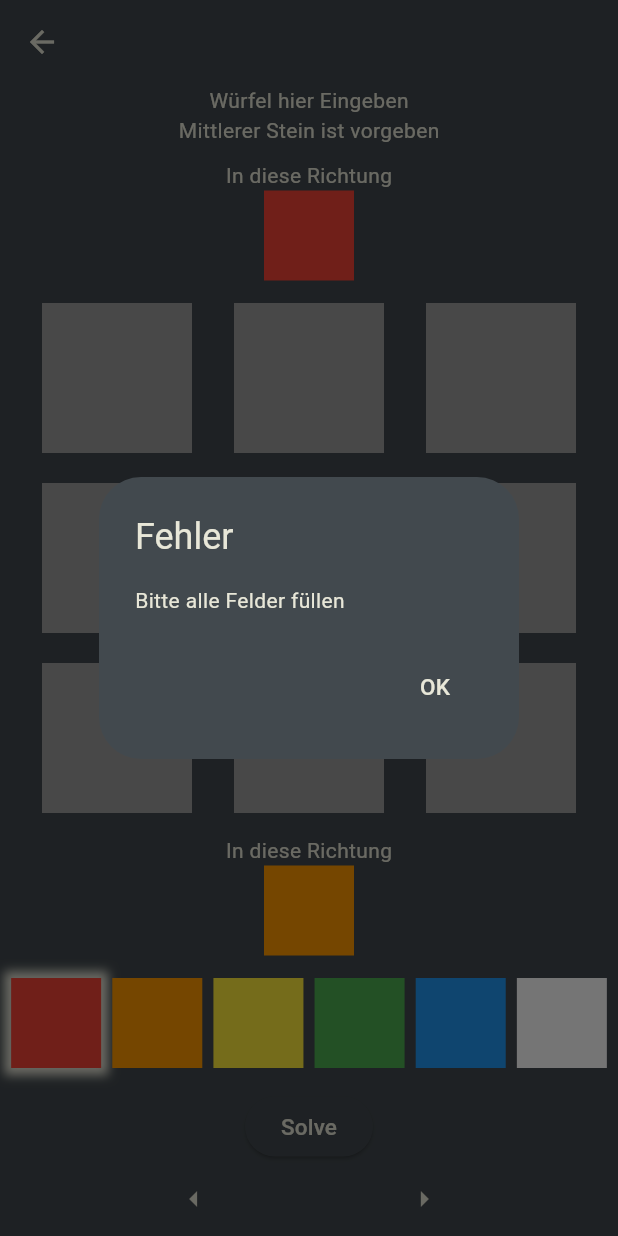
After one commit to DieInhaltsangabe/AppProgrammingFlatter, a Flutter app: the InputSection screen opened directly, after a tap on "Solve", on a phone screen of 412 x 824 dp. The commit adds this screen. Run offline on Flutter 3.47's test engine with Material 3 defaults, Android fonts, the phone set to English and light mode, and no system bars; our stand-ins replace flutter_colorpicker, shared_preferences; missing offline and left inert: dart:ffi; accounts and stored records are empty; generated files the repository leaves out were written again.

Commit message:
added inputscreen

```diff
--- /dev/null
+++ b/cuberino/lib/pages/input_section.dart
@@ -0,0 +1,402 @@
+import 'dart:ffi';
+
+import 'package:cuberino/app_settings.dart';
+import 'package:flutter/material.dart';
+
+class InputSection extends StatefulWidget {
+  const InputSection({super.key});
+
+  @override
+  InputSectionState createState() => InputSectionState();
+}
+
+class InputSectionState extends State<InputSection> {
+  int currentGridIndex = 0;
+  int currentColor = 0;
+  var colors = [
+    Colors.red,
+    Colors.orange,
+    Colors.yellow,
+    Colors.green,
+    Colors.blue,
+    Colors.white
+  ];
+  var grids = [
+    [
+      [Colors.grey, Colors.grey, Colors.grey],
+      [Colors.grey, Colors.white, Colors.grey],
+      [Colors.grey, Colors.grey, Colors.grey],
+      [Colors.red, Colors.orange]
+    ],
+    [
+      [Colors.grey, Colors.grey, Colors.grey],
+      [Colors.grey, Colors.green, Colors.grey],
+      [Colors.grey, Colors.grey, Colors.grey],
+      [Colors.red, Colors.orange]
+    ],
+    [
+      [Colors.grey, Colors.grey, Colors.grey],
+      [Colors.grey, Colors.yellow, Colors.grey],
+      [Colors.grey, Colors.grey, Colors.grey],
+      [Colors.red, Colors.orange]
+    ],
+    [
+      [Colors.grey, Colors.grey, Colors.grey],
+      [Colors.grey, Colors.blue, Colors.grey],
+      [Colors.grey, Colors.grey, Colors.grey],
+      [Colors.red, Colors.orange]
+    ],
+    [
+      [Colors.grey, Colors.grey, Colors.grey],
+      [Colors.grey, Colors.red, Colors.grey],
+      [Colors.grey, Colors.grey, Colors.grey],
+      [Colors.blue, Colors.green]
+    ],
+    [
+      [Colors.grey, Colors.grey, Colors.grey],
+      [Colors.grey, Colors.orange, Colors.grey],
+      [Colors.grey, Colors.grey, Colors.grey],
+      [Colors.blue, Colors.green]
+    ],
+  ];
+
+  void switchGrid(int newIndex) {
+    setState(() {
+      currentGridIndex = newIndex;
+    });
+  }
+
+  void submitCube() {
+    var numberOfColors = {for (var color in colors) color: 0};
+    for (var grid in grids) {
+      for (var row in grid.getRange(0, 3)) {
+        for (var field in row) {
+          if (field != Colors.grey) {
+            var value = numberOfColors[field]! + 1;
+            numberOfColors[field] = value;
+          } else {
+            showDialog(
+              context: context,
+              builder: (BuildContext context) {
+                return AlertDialog(
+                  title: Text('Fehler'),
+                  content: Text('Bitte alle Felder füllen'),
+                  actions: <Widget>[
+                    TextButton(
+                      child: Text(
+                        'OK',
+                        style: TextStyle(
+                            fontSize: AppSettings().fontSize,
+                            color: Theme.of(context).colorScheme.onSurface),
+                      ),
+                      onPressed: () {
+                        Navigator.of(context).pop();
+                      },
+                    ),
+                  ],
+                );
+              },
+            );
+            return;
+          }
+        }
+      }
+    }
+    for (var key in numberOfColors.keys) {
+      print(numberOfColors[key]);
+      if (numberOfColors[key] != 9) {
+        showDialog(
+          context: context,
+          builder: (BuildContext context) {
+            return AlertDialog(
+              title: Text('Fehler'),
+              content: Text('Felder sind falsch gefüllt'),
+              actions: <Widget>[
+                TextButton(
+                  child: Text(
+                    'OK',
+                    style: TextStyle(
+                        fontSize: AppSettings().fontSize,
+                        color: Theme.of(context).colorScheme.onSurface),
+                  ),
+                  onPressed: () {
+                    Navigator.of(context).pop();
+                  },
+                ),
+              ],
+            );
+          },
+        );
+        return;
+      }
+    }
+    Navigator.pop(context, buildCubeString());
+  }
+
+  String buildCubeString() {
+    var stringArray = [];
+    var counter = 0;
+    var sortedGrid = [
+      grids[4],
+      grids[1],
+      grids[0],
+      grids[5],
+      grids[3],
+      grids[2]
+    ];
+    for (var grid in sortedGrid) {
+      var cleanGrid = grid.getRange(0, 3).toList();
+      for (var i = 0; i < cleanGrid.length; i++) {
+        var row = cleanGrid[i];
+        for (var k = 0; k < row.length; i++) {
+          var field = row[k];
+          String value = "";
+          switch (field) {
+            case Colors.red:
+              value = "U";
+              break;
+            case Colors.green:
+              value = "R";
+              break;
+            case Colors.white:
+              value = "F";
+              break;
+            case Colors.orange:
+              value = "D";
+              break;
+            case Colors.blue:
+              value = "L";
+              break;
+            case Colors.yellow:
+              value = "B";
+              break;
+          }
+          stringArray.add(value);
+        }
+      }
+    }
+    return stringArray.join();
+  }
+
+  @override
+  Widget build(BuildContext context) {
+    return Scaffold(
+        appBar: AppBar(actions: []),
+        body: Center(
+          child: Column(
+            mainAxisAlignment: MainAxisAlignment.center, // Add this line
+            children: [
+              const Text('Würfel hier Eingeben'),
+              const Text(
+                  'Mittlerer Stein ist vorgeben'), //Vielleicht ein Never show this again screen mit hint davor
+              const SizedBox(height: 10),
+              const Text('In diese Richtung'),
+              Container(
+                width: 60,
+                height: 60,
+                color: grids[currentGridIndex][3][0],
+              ),
+              const SizedBox(height: 15),
+              Row(
+                mainAxisAlignment: MainAxisAlignment.spaceEvenly,
+                children: [
+                  // Left field
+                  GestureDetector(
+                    onTap: () {
+                      setState(() {
+                        grids[currentGridIndex][0][0] = colors[currentColor];
+                      });
+                    },
+                    child: Container(
+                      width: 100,
+                      height: 100,
+                      color: grids[currentGridIndex][0][0],
+                    ),
+                  ),
+                  // Center field
+                  GestureDetector(
+                    onTap: () {
+                      setState(() {
+                        grids[currentGridIndex][0][1] = colors[currentColor];
+                      });
+                    },
+                    child: Container(
+                      width: 100,
+                      height: 100,
+                      color: grids[currentGridIndex][0][1],
+                    ),
+                  ),
+                  // Right field
+                  GestureDetector(
+                    onTap: () {
+                      setState(() {
+                        grids[currentGridIndex][0][2] = colors[currentColor];
+                      });
+                    },
+                    child: Container(
+                      width: 100,
+                      height: 100,
+                      color: grids[currentGridIndex][0][2],
+                    ),
+                  ),
+                ],
+              ),
+              const SizedBox(height: 20),
+              Row(
+                mainAxisAlignment: MainAxisAlignment.spaceEvenly,
+                children: [
+                  GestureDetector(
+                    onTap: () {
+                      setState(() {
+                        grids[currentGridIndex][1][0] = colors[currentColor];
+                      });
+                    },
+                    child:
+                        // Left field
+                        Container(
+                      width: 100,
+                      height: 100,
+                      color: grids[currentGridIndex][1][0],
+                    ),
+                  ),
+                  // Center field
+                  Container(
+                    width: 100,
+                    height: 100,
+                    color: grids[currentGridIndex][1][1],
+                  ),
+                  GestureDetector(
+                    onTap: () {
+                      setState(() {
+                        grids[currentGridIndex][1][2] = colors[currentColor];
+                      });
+                    },
+                    child:
+                        // Right field
+                        Container(
+                      width: 100,
+                      height: 100,
+                      color: grids[currentGridIndex][1][2],
+                    ),
+                  ),
+                ],
+              ),
+              const SizedBox(height: 20),
+              Row(
+                mainAxisAlignment: MainAxisAlignment.spaceEvenly,
+                children: [
+                  GestureDetector(
+                    onTap: () {
+                      setState(() {
+                        grids[currentGridIndex][2][0] = colors[currentColor];
+                      });
+                    },
+                    child:
+                        // Left field
+                        Container(
+                      width: 100,
+                      height: 100,
+                      color: grids[currentGridIndex][2][0],
+                    ),
+                  ),
+                  GestureDetector(
+                    onTap: () {
+                      setState(() {
+                        grids[currentGridIndex][2][1] = colors[currentColor];
+                      });
+                    },
+                    child:
+                        // Center field
+                        Container(
+                      width: 100,
+                      height: 100,
+                      color: grids[currentGridIndex][2][1],
+                    ),
+                  ),
+                  GestureDetector(
+                    onTap: () {
+                      setState(() {
+                        grids[currentGridIndex][2][2] = colors[currentColor];
+                      });
+                    },
+                    child:
+                        // Right field
+                        Container(
+                      width: 100,
+                      height: 100,
+                      color: grids[currentGridIndex][2][2],
+                    ),
+                  ),
+                ],
+              ),
+              const SizedBox(height: 15),
+              const Text('In diese Richtung'),
+              Container(
+                width: 60,
+                height: 60,
+                color: grids[currentGridIndex][3][1],
+              ),
+              const SizedBox(height: 15),
+              Row(
+                mainAxisAlignment: MainAxisAlignment.spaceEvenly,
+                children: [
+                  for (int i = 0; i < colors.length; i++)
+                    GestureDetector(
+                      onTap: () {
+                        setState(() {
+                          currentColor =
+                              i; // Update activeColor when a color is tapped
+                        });
+                      },
+                      child: Container(
+                        width: 60,
+                        height: 60,
+                        decoration: BoxDecoration(boxShadow: [
+                          if (i ==
+                              currentColor) // Add boxShadow if the color is active
+                            BoxShadow(
+                              color: Theme.of(context).colorScheme.onSurface,
+                              blurRadius: 5.0,
+                              spreadRadius: 5.0,
+                            ),
+                        ], color: colors[i]),
+                      ),
+                    ),
+                ],
+              ),
+              const SizedBox(height: 15),
+              // Button
+              ElevatedButton(
+                onPressed: () {
+                  submitCube();
+                },
+                child: Text(
+                  'Solve',
+                  style: TextStyle(
+                      fontSize: AppSettings().fontSize,
+                      color: Theme.of(context).colorScheme.onSurface),
+                ),
+              ),
+              // Arrow buttons
+              Row(
+                mainAxisAlignment: MainAxisAlignment.spaceEvenly,
+                children: [
+                  IconButton(
+                    onPressed: () {
+                      switchGrid((currentGridIndex - 1) % grids.length);
+                    },
+                    icon: const Icon(Icons.arrow_left),
+                  ),
+                  IconButton(
+                    onPressed: () {
+                      switchGrid((currentGridIndex + 1) % grids.length);
+                    },
+                    icon: const Icon(Icons.arrow_right),
+                  ),
+                ],
+              ),
+            ],
+          ),
+        ));
+  }
+}
```
Also changed, not shown: cuberino/lib/main.dart (+39 -9 lines).
